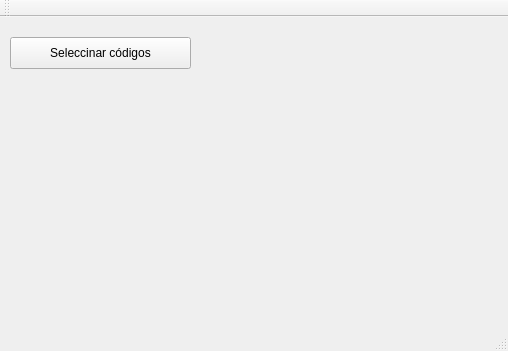
This is Decompression/mainwindow.ui in egjimenezg/ImageAnalysis as Qt 5 draws it before an edit. The edited form follows.
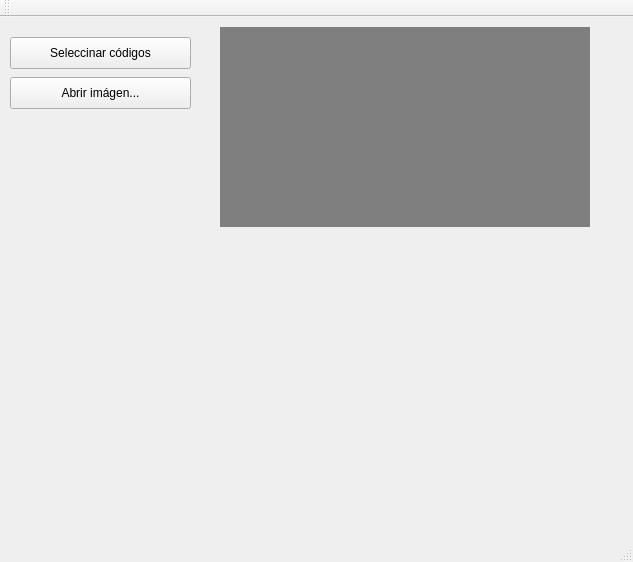
This is the edited form.

Commit message: coding #11 adding label and button to display decompressed image in the application

Patch:
```diff
--- a/Decompression/mainwindow.ui
+++ b/Decompression/mainwindow.ui
@@ -6,8 +6,8 @@
    <rect>
     <x>0</x>
     <y>0</y>
-    <width>508</width>
-    <height>351</height>
+    <width>633</width>
+    <height>562</height>
    </rect>
   </property>
   <property name="windowTitle">
@@ -27,6 +27,57 @@
      <string>Seleccinar códigos</string>
     </property>
    </widget>
+   <widget class="QPushButton" name="openImage">
+    <property name="geometry">
+     <rect>
+      <x>10</x>
+      <y>60</y>
+      <width>181</width>
+      <height>32</height>
+     </rect>
+    </property>
+    <property name="text">
+     <string>Abrir imágen...</string>
+    </property>
+   </widget>
+   <widget class="QLabel" name="image">
+    <property name="geometry">
+     <rect>
+      <x>220</x>
+      <y>10</y>
+      <width>370</width>
+      <height>200</height>
+     </rect>
+    </property>
+    <property name="maximumSize">
+     <size>
+      <width>370</width>
+      <height>200</height>
+     </size>
+    </property>
+    <property name="styleSheet">
+     <string notr="true">background-color:rgb(127, 127, 127)</string>
+    </property>
+    <property name="text">
+     <string/>
+    </property>
+    <property name="scaledContents">
+     <bool>true</bool>
+    </property>
+   </widget>
+   <widget class="QLabel" name="label">
+    <property name="geometry">
+     <rect>
+      <x>20</x>
+      <y>270</y>
+      <width>241</width>
+      <height>211</height>
+     </rect>
+    </property>
+    <property name="text">
+     <string/>
+    </property>
+   </widget>
   </widget>
   <widget class="QMenuBar" name="menuBar">
    <property name="geometry">
```
Left out of the diff: 2 changed lines with no effect on the pictures. The commit also changes 2 other files.
